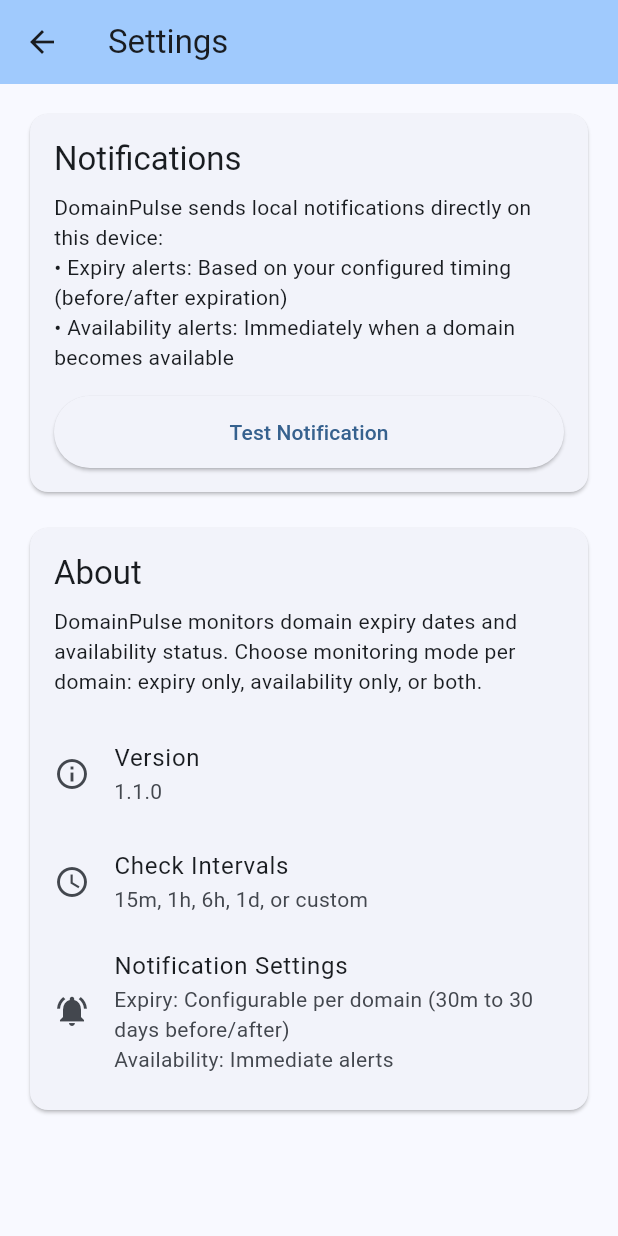
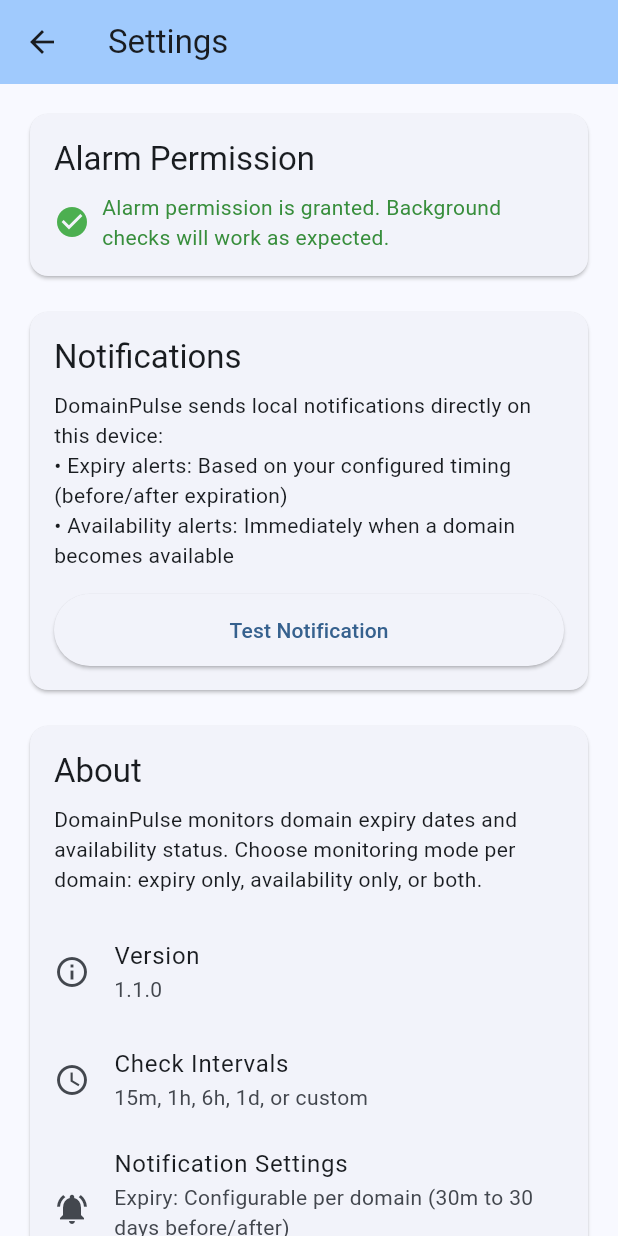
Before and after one commit to md-riaz/Flutter-DomainPulse, a Flutter app: the screen it shows after launch, after a tap on the "settings" icon, on a phone screen of 412 x 824 dp. Run offline on Flutter 3.47's test engine with Material 3 defaults, Android fonts, the phone set to English and light mode, and no system bars; our stand-ins replace flutter_local_notifications, permission_handler; missing offline and left inert: android_alarm_manager_plus.

Commit message:
Add alarm permission request on startup and retry handling in settings
Co-authored-by: md-riaz <33659227+md-riaz@users.noreply.github.com>

```diff
--- a/lib/main.dart
+++ b/lib/main.dart
@@ -4,12 +4,17 @@ import 'screens/home_screen.dart';
 import 'services/storage_service.dart';
 import 'services/alarm_service.dart';
 import 'services/notification_service.dart';
+import 'services/alarm_permission_service.dart';
 
 void main() async {
   WidgetsFlutterBinding.ensureInitialized();
   await AndroidAlarmManager.initialize();
   await StorageService.init();
   await NotificationService.initialize();
+
+  // Request alarm permission on app startup (Android 12+ requirement)
+  await AlarmPermissionService.requestAlarmPermission();
+
   runApp(const DomainPulseApp());
 }
 
--- a/lib/screens/settings_screen.dart
+++ b/lib/screens/settings_screen.dart
@@ -1,5 +1,6 @@
 import 'package:flutter/material.dart';
 import '../services/notification_service.dart';
+import '../services/alarm_permission_service.dart';
 import '../constants.dart';
 
 class SettingsScreen extends StatefulWidget {
@@ -10,6 +11,67 @@ class SettingsScreen extends StatefulWidget {
 }
 
 class _SettingsScreenState extends State<SettingsScreen> {
+  String _alarmPermissionStatus = 'Checking...';
+  bool _alarmPermissionGranted = false;
+
+  @override
+  void initState() {
+    super.initState();
+    _checkAlarmPermission();
+  }
+
+  Future<void> _checkAlarmPermission() async {
+    final granted = await AlarmPermissionService.checkAlarmPermission();
+    final message = await AlarmPermissionService.getPermissionStatusMessage();
+    setState(() {
+      _alarmPermissionGranted = granted;
+      _alarmPermissionStatus = message;
+    });
+  }
+
+  Future<void> _requestAlarmPermission() async {
+    final granted = await AlarmPermissionService.requestAlarmPermission();
+
+    // Refresh the permission status
+    await _checkAlarmPermission();
+
+    if (mounted) {
+      if (granted) {
+        ScaffoldMessenger.of(context).showSnackBar(
+          const SnackBar(
+            content: Text('Alarm permission granted successfully'),
+            backgroundColor: Colors.green,
+          ),
+        );
+      } else {
+        ScaffoldMessenger.of(context).showSnackBar(
+          const SnackBar(
+            content: Text('Alarm permission not granted. Please enable it in system settings.'),
+            duration: Duration(seconds: 4),
+          ),
+        );
+      }
+    }
+  }
+
+  Future<void> _openAlarmSettings() async {
+    final opened = await AlarmPermissionService.openAlarmSettings();
+
+    if (mounted) {
+      if (opened) {
+        // Wait a bit for user to return from settings
+        await Future.delayed(const Duration(seconds: 1));
+        // Refresh the permission status
+        await _checkAlarmPermission();
+      } else {
+        ScaffoldMessenger.of(context).showSnackBar(
+          const SnackBar(
+            content: Text('Could not open settings. Please check manually.'),
+          ),
+        );
+      }
+    }
+  }
   Future<void> _testNotification() async {
     try {
       // Check permission first
@@ -66,6 +128,73 @@ class _SettingsScreenState extends State<SettingsScreen> {
       body: ListView(
         padding: const EdgeInsets.all(16.0),
         children: [
+          Card(
+            child: Padding(
+              padding: const EdgeInsets.all(16.0),
+              child: Column(
+                crossAxisAlignment: CrossAxisAlignment.start,
+                children: [
+                  Text(
+                    'Alarm Permission',
+                    style: Theme.of(context).textTheme.titleLarge,
+                  ),
+                  const SizedBox(height: 8),
+                  Row(
+                    children: [
+                      Icon(
+                        _alarmPermissionGranted ? Icons.check_circle : Icons.warning,
+                        color: _alarmPermissionGranted ? Colors.green : Colors.orange,
+                      ),
+                      const SizedBox(width: 8),
+                      Expanded(
+                        child: Text(
+                          _alarmPermissionStatus,
+                          style: TextStyle(
+                            color: _alarmPermissionGranted ? Colors.green[700] : Colors.orange[700],
+                          ),
+                        ),
+                      ),
+                    ],
+                  ),
+                  if (!_alarmPermissionGranted) ...[
+                    const SizedBox(height: 12),
+                    const Text(
+                      'Background domain checks require alarm permission on Android 12+. '
+                      'Grant this permission to enable automatic monitoring.',
+                      style: TextStyle(fontSize: 12),
+                    ),
+                    const SizedBox(height: 16),
+                    Row(
+                      children: [
+                        Expanded(
+                          child: ElevatedButton.icon(
+                            onPressed: _requestAlarmPermission,
+                            icon: const Icon(Icons.refresh),
+                            label: const Text('Request Permission'),
+                            style: ElevatedButton.styleFrom(
+                              padding: const EdgeInsets.symmetric(vertical: 12),
+                            ),
+                          ),
+                        ),
+                        const SizedBox(width: 8),
+                        Expanded(
+                          child: ElevatedButton.icon(
+                            onPressed: _openAlarmSettings,
+                            icon: const Icon(Icons.settings),
+                            label: const Text('Open Settings'),
+                            style: ElevatedButton.styleFrom(
+                              padding: const EdgeInsets.symmetric(vertical: 12),
+                            ),
+                          ),
+                        ),
+                      ],
+                    ),
+                  ],
+                ],
+              ),
+            ),
+          ),
+          const SizedBox(height: 16),
           Card(
             child: Padding(
               padding: const EdgeInsets.all(16.0),
--- /dev/null
+++ b/lib/services/alarm_permission_service.dart
@@ -0,0 +1,100 @@
+import 'package:flutter/foundation.dart';
+import 'package:permission_handler/permission_handler.dart';
+import 'package:android_alarm_manager_plus/android_alarm_manager_plus.dart';
+
+/// Service to handle SCHEDULE_EXACT_ALARM permission for Android 12+ (API 31+)
+class AlarmPermissionService {
+  /// Check if the alarm permission is granted
+  /// On Android 12+ (API 31+), this checks SCHEDULE_EXACT_ALARM permission
+  /// On older versions, returns true as the permission is not required
+  static Future<bool> checkAlarmPermission() async {
+    try {
+      // For Android 12+ (API 31+), check scheduleExactAlarm permission
+      final status = await Permission.scheduleExactAlarm.status;
+      debugPrint('Alarm permission status: $status');
+      return status.isGranted;
+    } catch (e) {
+      debugPrint('Error checking alarm permission: $e');
+      // If the permission doesn't exist (older Android), assume granted
+      return true;
+    }
+  }
+
+  /// Request the alarm permission
+  /// On Android 12+ (API 31+), this opens the system settings for SCHEDULE_EXACT_ALARM
+  /// On older versions, returns true as the permission is not required
+  static Future<bool> requestAlarmPermission() async {
+    try {
+      // Check if permission is already granted
+      final status = await Permission.scheduleExactAlarm.status;
+
+      if (status.isGranted) {
+        debugPrint('Alarm permission already granted');
+        return true;
+      }
+
+      // Request the permission (this will open system settings on Android 12+)
+      final result = await Permission.scheduleExactAlarm.request();
+      debugPrint('Alarm permission request result: $result');
+
+      return result.isGranted;
+    } catch (e) {
+      debugPrint('Error requesting alarm permission: $e');
+      // If the permission doesn't exist (older Android), assume granted
+      return true;
+    }
+  }
+
+  /// Open the app settings where user can grant the alarm permission
+  /// Useful when permission has been denied and needs to be granted manually
+  static Future<bool> openAlarmSettings() async {
+    try {
+      debugPrint('Opening alarm permission settings');
+      return await openAppSettings();
+    } catch (e) {
+      debugPrint('Error opening alarm settings: $e');
+      return false;
+    }
+  }
+
+  /// Check if the device requires alarm permission (Android 12+)
+  /// Returns true if running on Android 12+ (API 31+)
+  static Future<bool> requiresAlarmPermission() async {
+    try {
+      // If the permission status returns something other than 'notApplicable',
+      // it means we're on Android 12+ and the permission is required
+      final status = await Permission.scheduleExactAlarm.status;
+      return status != PermissionStatus.granted ||
+             status == PermissionStatus.denied ||
+             status == PermissionStatus.permanentlyDenied ||
+             status == PermissionStatus.restricted ||
+             status == PermissionStatus.limited ||
+             status == PermissionStatus.provisional;
+    } catch (e) {
+      // If checking the permission throws an error, assume it's not required
+      return false;
+    }
+  }
+
+  /// Get a user-friendly message about the alarm permission status
+  static Future<String> getPermissionStatusMessage() async {
+    try {
+      final status = await Permission.scheduleExactAlarm.status;
+
+      if (status.isGranted) {
+        return 'Alarm permission is granted. Background checks will work as expected.';
+      } else if (status.isDenied) {
+        return 'Alarm permission is not granted. Please grant the permission to enable background domain checks.';
+      } else if (status.isPermanentlyDenied) {
+        return 'Alarm permission is permanently denied. Please enable it manually in system settings.';
+      } else if (status.isRestricted) {
+        return 'Alarm permission is restricted by the system.';
+      } else {
+        return 'Alarm permission status is unknown.';
+      }
+    } catch (e) {
+      // On Android versions that don't require this permission
+      return 'Alarm permission is not required on this device.';
+    }
+  }
+}
```
